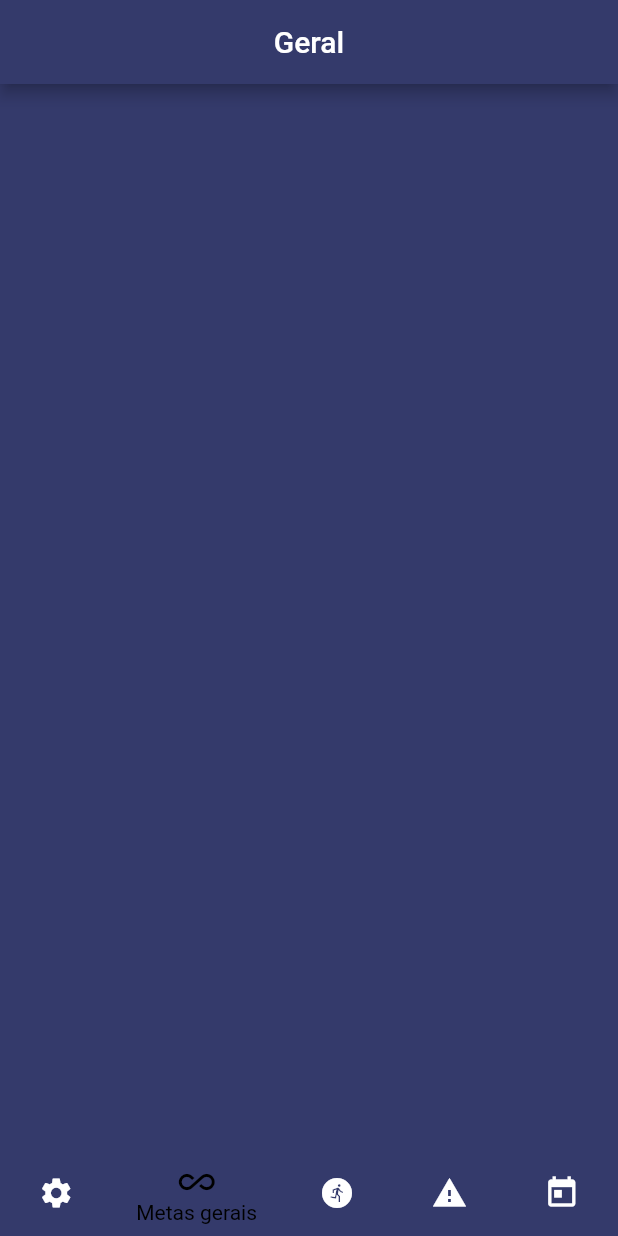
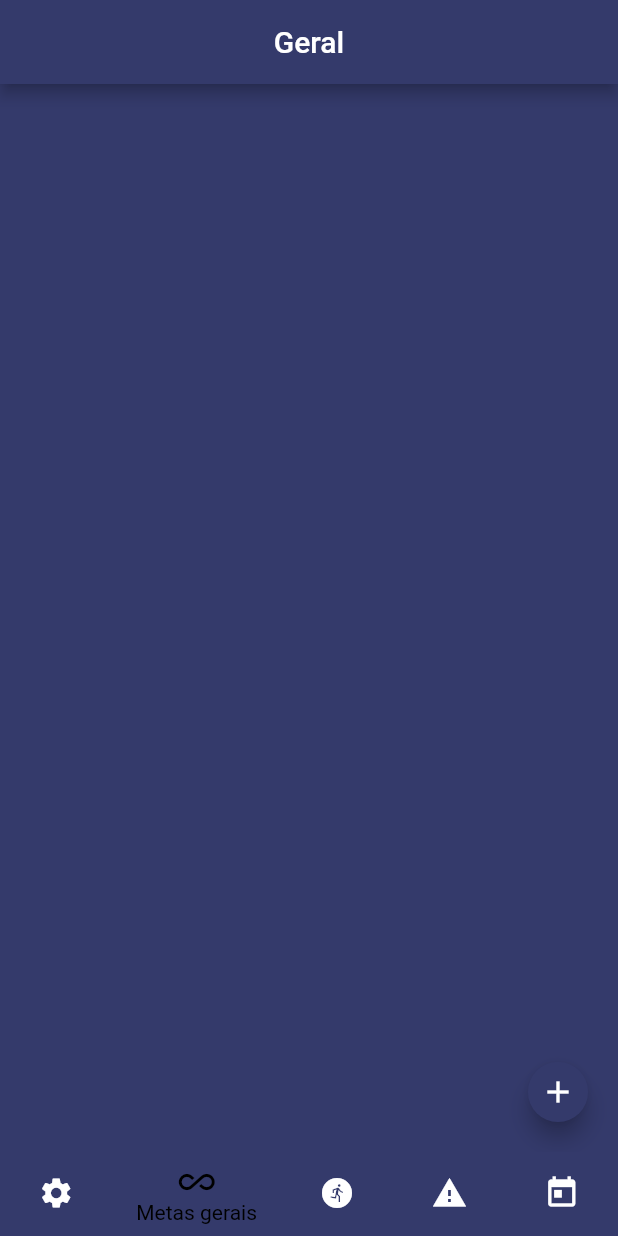
Before and after one commit to BrunoCsr/Projeto_Final_C214_EngSoftware, a Flutter app: the screen it shows after launch, item 2 of the bottom bar chosen, on a phone screen of 412 x 824 dp. Run offline on Flutter 3.47's test engine with Material 2 defaults, Android fonts, the light colour scheme and no system bars.

Commit message:
added floating button on generalGoals page

```diff
--- a/lib/pages/generalGoalsPage.dart
+++ b/lib/pages/generalGoalsPage.dart
@@ -12,6 +12,13 @@ class _GeneralGoalsPageState extends State<GeneralGoalsPage> {
   @override
   Widget build(BuildContext context) {
     return Scaffold(
+      floatingActionButton: FloatingActionButton.small(
+        backgroundColor: myMainBlue,
+        child: Icon(
+          Icons.add,
+        ),
+        onPressed: () {},
+      ),
       appBar: AppBar(
         backgroundColor: myMainBlue,
         title: Text('Geral'),
```
